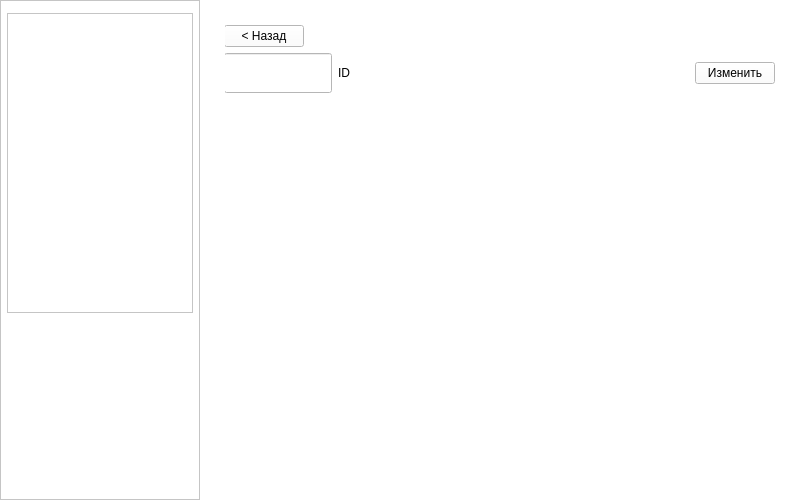
mnekovtoroy/BoardGameApp, file mainwindow.ui: the form before one commit.
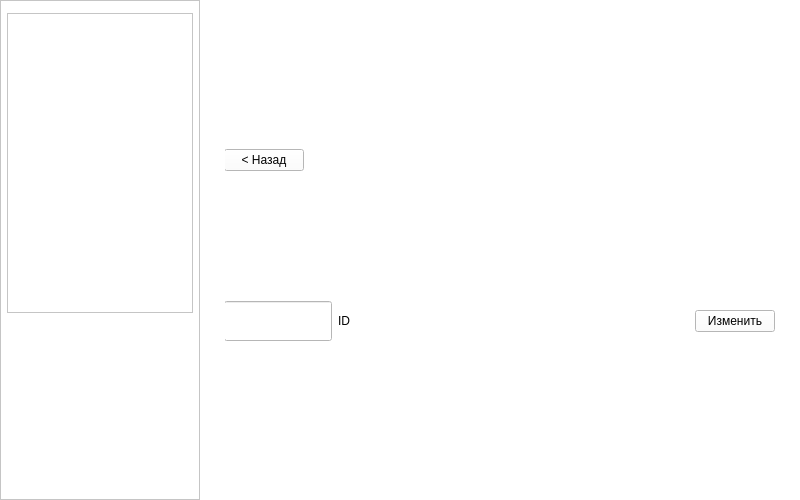
The form after the commit. The open tabs and pages were chosen to show the change.

Commit message: Fixed ui for game card

The edit to the form file:
```diff
--- a/mainwindow.ui
+++ b/mainwindow.ui
@@ -274,7 +274,7 @@
            <item>
             <widget class="QLabel" name="gameID">
              <property name="sizePolicy">
-              <sizepolicy hsizetype="Minimum" vsizetype="Minimum">
+              <sizepolicy hsizetype="Minimum" vsizetype="Maximum">
                <horstretch>0</horstretch>
                <verstretch>0</verstretch>
               </sizepolicy>
@@ -289,6 +289,9 @@
              <property name="orientation">
               <enum>Qt::Horizontal</enum>
              </property>
+             <property name="sizeType">
+              <enum>QSizePolicy::Expanding</enum>
+             </property>
              <property name="sizeHint" stdset="0">
               <size>
                <width>40</width>
@@ -315,37 +318,7 @@
          <item>
           <layout class="QHBoxLayout" name="gameTableLayout">
            <item>
-            <layout class="QVBoxLayout" name="gameLeftColomnLayout">
-             <item>
-              <spacer name="gameLeftColomnSpacer">
-               <property name="orientation">
-                <enum>Qt::Vertical</enum>
-               </property>
-               <property name="sizeHint" stdset="0">
-                <size>
-                 <width>20</width>
-                 <height>40</height>
-                </size>
-               </property>
-              </spacer>
-             </item>
-             <item>
-              <spacer name="horizontalSpacer">
-               <property name="orientation">
-                <enum>Qt::Horizontal</enum>
-               </property>
-               <property name="sizeType">
-                <enum>QSizePolicy::Fixed</enum>
-               </property>
-               <property name="sizeHint" stdset="0">
-                <size>
-                 <width>300</width>
-                 <height>20</height>
-                </size>
-               </property>
-              </spacer>
-             </item>
-            </layout>
+            <layout class="QVBoxLayout" name="gameLeftColumnLayout"/>
            </item>
            <item>
             <layout class="QVBoxLayout" name="gameRightColomnLayout"/>
```
Left out of the diff: 4 changed lines with no effect on the pictures. The commit also changes 2 other files.
